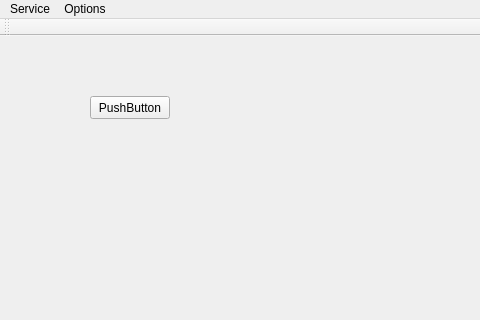
First picture: the form in src/MouseManagerProject/mainwindow.ui, repository valeriyasyomina/MouseListener, before the edit; both pictures show x 0 to 480 and y 0 to 320 of the 685 by 446 pixel window.
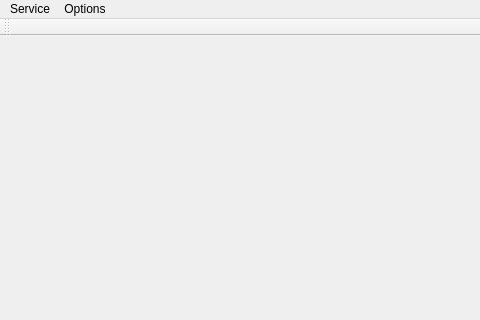
Second picture: the form after the edit.

```diff
--- a/src/MouseManagerProject/mainwindow.ui
+++ b/src/MouseManagerProject/mainwindow.ui
@@ -13,21 +13,7 @@
   <property name="windowTitle">
    <string>Mouse listener</string>
   </property>
-  <widget class="QWidget" name="centralWidget">
-   <widget class="QPushButton" name="pushButton">
-    <property name="geometry">
-     <rect>
-      <x>90</x>
-      <y>60</y>
-      <width>80</width>
-      <height>23</height>
-     </rect>
-    </property>
-    <property name="text">
-     <string>PushButton</string>
-    </property>
-   </widget>
-  </widget>
+  <widget class="QWidget" name="centralWidget"/>
   <widget class="QMenuBar" name="menuBar">
    <property name="geometry">
     <rect>
```
